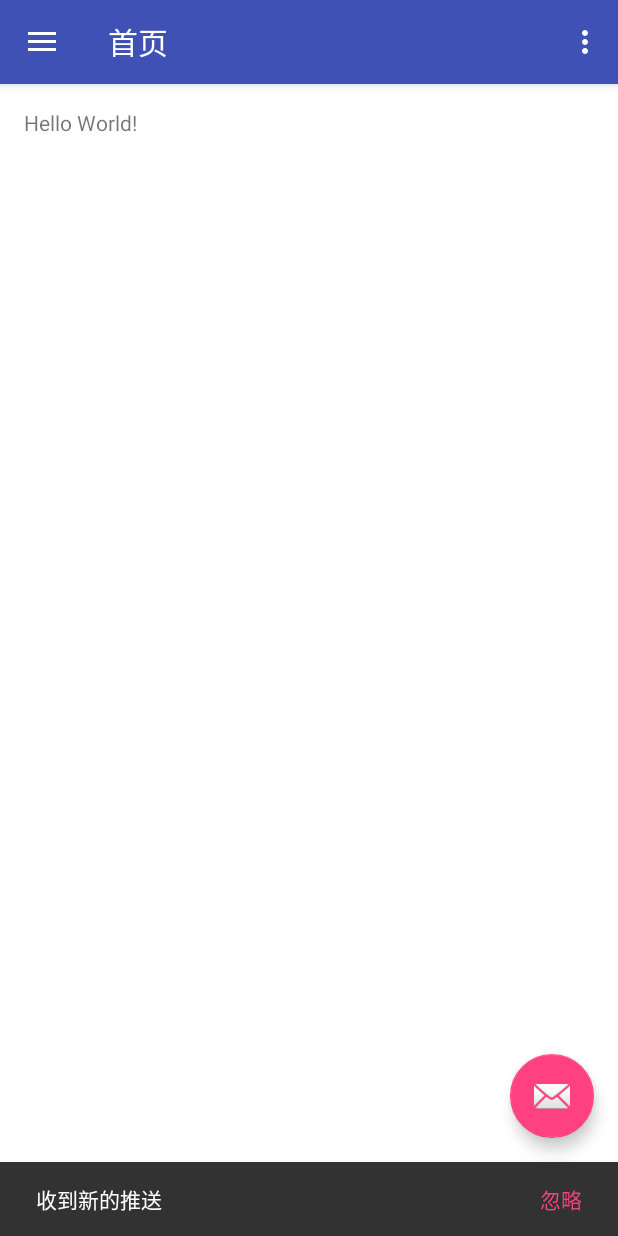
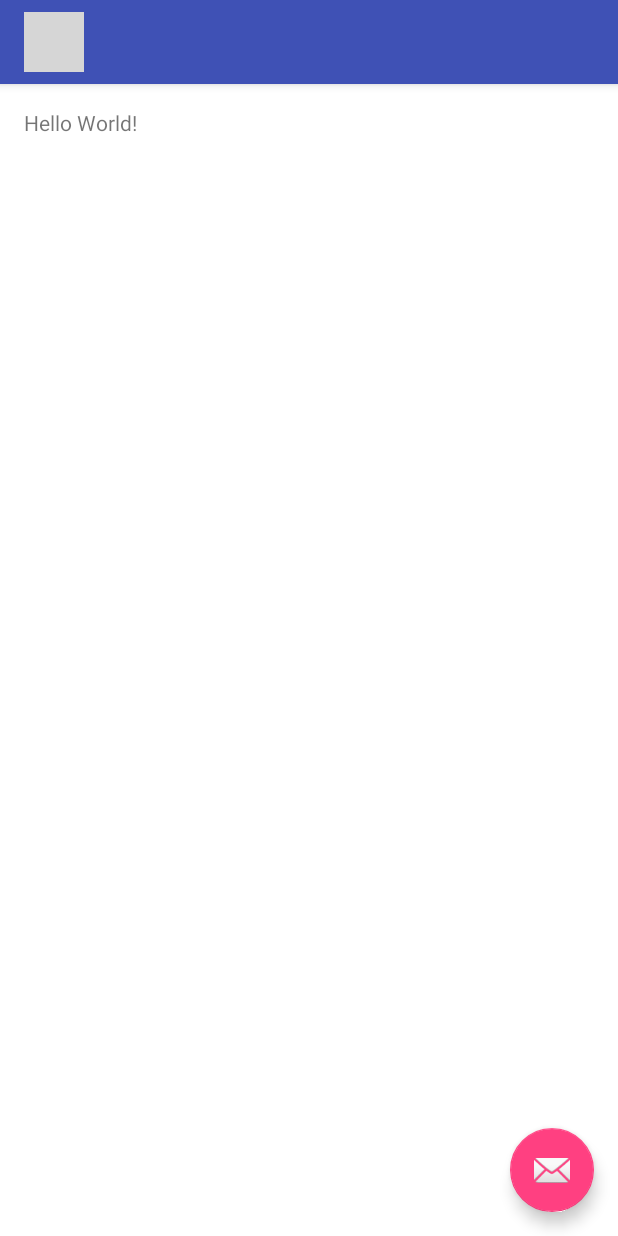
Before and after one commit to ssj64260/MyApp, an Android app: the screen it shows after launch (MainActivity), after a tap on an icon or button, on a phone screen of 412 x 824 dp. Run offline under Robolectric (Android 15) with nearby library versions, the phone set to English and light mode, and no system bars; libraries missing offline, so code that uses them is left out: com.orhanobut.logger; pictures from the network do not load; 3 statements that could not run were skipped; 1 other tap on this screen came first; grey boxes are pictures that could not be loaded.

Commit message:
#自定义toolbar，

```diff
--- a/app/src/main/java/com/example/lenovo/myapp/ui/MainActivity.java
+++ b/app/src/main/java/com/example/lenovo/myapp/ui/MainActivity.java
@@ -1,14 +1,12 @@
 package com.example.lenovo.myapp.ui;
 
 import android.os.Bundle;
+import android.support.annotation.NonNull;
 import android.support.design.widget.FloatingActionButton;
 import android.support.design.widget.NavigationView;
 import android.support.design.widget.Snackbar;
 import android.support.v4.view.GravityCompat;
 import android.support.v4.widget.DrawerLayout;
-import android.support.v7.app.ActionBarDrawerToggle;
-import android.support.v7.widget.Toolbar;
-import android.view.Menu;
 import android.view.MenuItem;
 import android.view.View;
 import android.widget.ImageView;
@@ -34,6 +32,9 @@
     private TextView tvUsername;//侧滑栏用户名
     private TextView tvEmail;//侧滑栏用户邮箱
 
+    private DrawerLayout drawer;
+    private ImageView ivMainAvatar;//主页头像
+
     @Override
     protected void onCreate(Bundle savedInstanceState) {
         super.onCreate(savedInstanceState);
@@ -44,8 +45,8 @@
     }
 
     private void initView() {
-        Toolbar toolbar = (Toolbar) findViewById(R.id.toolbar);
-        setSupportActionBar(toolbar);
+        drawer = (DrawerLayout) findViewById(R.id.drawer_layout);
+        ivMainAvatar = (ImageView) findViewById(R.id.iv_main_avatar);
 
         FloatingActionButton fab = (FloatingActionButton) findViewById(R.id.fab);
         fab.setOnClickListener(new View.OnClickListener() {
@@ -57,15 +58,10 @@
                             public void onClick(View v) {
                                 ToastUtil.toast("忽略了该推送");
                             }
-                        }).show();
+                        })
+                        .show();
             }
         });
-
-        DrawerLayout drawer = (DrawerLayout) findViewById(R.id.drawer_layout);
-        ActionBarDrawerToggle toggle = new ActionBarDrawerToggle(
-                this, drawer, toolbar, R.string.navigation_drawer_open, R.string.navigation_drawer_close);
-        drawer.setDrawerListener(toggle);
-        toggle.syncState();
 
         NavigationView navigationView = (NavigationView) findViewById(R.id.nav_view);
         View headerView = navigationView.inflateHeaderView(R.layout.nav_header_main);
@@ -80,14 +76,34 @@
     }
 
     private void setData() {
+        new Thread(new Runnable() {
+            @Override
+            public void run() {
+                Glide.get(MainActivity.this).clearDiskCache();
+            }
+        }).start();
 
         GlideCircleTransform transform = new GlideCircleTransform(this)
                 .setBorderThickness(10)
                 .setColor(255, 255, 255, 1);
+
         Glide.with(this).load(R.mipmap.app_icon)
                 .transform(transform)
 //                .placeholder(R.mipmap.app_icon)
                 .into(ivAvatar);
+
+        Glide.with(this).load(R.mipmap.app_icon)
+                .transform(new GlideCircleTransform(this))
+                .into(ivMainAvatar);
+
+        ivMainAvatar.setOnClickListener(new View.OnClickListener() {
+            @Override
+            public void onClick(View v) {
+                if (!drawer.isDrawerOpen(GravityCompat.START)) {
+                    drawer.openDrawer(GravityCompat.START);
+                }
+            }
+        });
 
         tvUsername.setText("COKU");
         tvEmail.setText("799536767@qq.com");
@@ -95,7 +111,6 @@
 
     @Override
     public void onBackPressed() {
-        DrawerLayout drawer = (DrawerLayout) findViewById(R.id.drawer_layout);
         if (drawer.isDrawerOpen(GravityCompat.START)) {
             drawer.closeDrawer(GravityCompat.START);
         } else {
@@ -107,28 +122,9 @@
         }
     }
 
-    @Override
-    public boolean onCreateOptionsMenu(Menu menu) {
-        getMenuInflater().inflate(R.menu.main, menu);
-        return true;
-    }
-
-    @Override
-    public boolean onOptionsItemSelected(MenuItem item) {
-
-        int id = item.getItemId();
-
-        if (id == R.id.action_settings) {
-            ToastUtil.toast("settings");
-            return true;
-        }
-
-        return super.onOptionsItemSelected(item);
-    }
-
     @SuppressWarnings("StatementWithEmptyBody")
     @Override
-    public boolean onNavigationItemSelected(MenuItem item) {
+    public boolean onNavigationItemSelected(@NonNull MenuItem item) {
 
         switch (item.getItemId()) {
             case R.id.nav_camera:
@@ -151,7 +147,6 @@
                 break;
         }
 
-        DrawerLayout drawer = (DrawerLayout) findViewById(R.id.drawer_layout);
         drawer.closeDrawer(GravityCompat.START);
         return true;
     }
@@ -205,4 +200,67 @@
             }
         });
     }
+
+
+    ///////////////////////////////////////////////////////////////////////////
+    // 参考代码
+    ///////////////////////////////////////////////////////////////////////////
+    /*private void initToolBar(){
+        drawer = (DrawerLayout) findViewById(R.id.drawer_layout);
+        Toolbar toolbar = (Toolbar) findViewById(R.id.toolbar);
+//        toolbar.setTitle("空白页");
+//        toolbar.setLogo(R.mipmap.ic_launcher);
+//        toolbar.setNavigationIcon(R.mipmap.ic_launcher);
+        toolbar.inflateMenu(R.menu.main);
+        toolbar.setOnMenuItemClickListener(new Toolbar.OnMenuItemClickListener() {
+            @Override
+            public boolean onMenuItemClick(MenuItem item) {
+                int id = item.getItemId();
+
+                if (id == R.id.action_settings) {
+                    ToastUtil.toast("settings");
+                }
+                return true;
+            }
+        });
+
+        int iconWidth = DisplayUtil.getInstance().dip2px(40);
+        int borderWidth = DisplayUtil.getInstance().dip2px(5);
+        ImageView imageView = new ImageView(this);
+        imageView.setLayoutParams(new ViewGroup.LayoutParams(iconWidth, iconWidth));
+        Glide.with(this)
+                .load(R.mipmap.app_icon)
+                .transform(new GlideCircleTransform(this).setBorderThickness(borderWidth).setColor(255, 255, 255, 1))
+                .into(imageView);
+        imageView.setOnClickListener(new View.OnClickListener() {
+            @Override
+            public void onClick(View v) {
+                if (drawer.isDrawerOpen(GravityCompat.START)) {
+                    drawer.closeDrawer(GravityCompat.START);
+                } else {
+                    drawer.openDrawer(GravityCompat.START);
+                }
+            }
+        });
+        toolbar.addView(imageView, 0);
+//        setSupportActionBar(toolbar);
+
+        ActionBarDrawerToggle toggle = new ActionBarDrawerToggle(
+                this, drawer, toolbar, R.string.navigation_drawer_open, R.string.navigation_drawer_close) {
+            @Override
+            public void onDrawerClosed(View drawerView) {
+                super.onDrawerClosed(drawerView);
+                ToastUtil.toast(getString(R.string.navigation_drawer_close));
+            }
+
+            @Override
+            public void onDrawerOpened(View drawerView) {
+                super.onDrawerOpened(drawerView);
+                ToastUtil.toast(getString(R.string.navigation_drawer_open));
+            }
+        };
+        toggle.setDrawerIndicatorEnabled(false);
+//        drawer.setDrawerListener(toggle);
+        toggle.syncState();
+    }*/
 }
--- a/app/src/main/java/com/example/lenovo/myapp/widgets/Glide/GlideCircleTransform.java
+++ b/app/src/main/java/com/example/lenovo/myapp/widgets/Glide/GlideCircleTransform.java
@@ -33,8 +33,8 @@
         return this;
     }
 
-    public GlideCircleTransform setBorderThickness(int borderThickness) {
-        this.borderThickness = borderThickness;
+    public GlideCircleTransform setBorderThickness(int px) {
+        this.borderThickness = px;
         return this;
     }
 
--- a/app/src/main/java/com/example/lenovo/myapp/widgets/Glide/GlideRoundTransform.java
+++ b/app/src/main/java/com/example/lenovo/myapp/widgets/Glide/GlideRoundTransform.java
@@ -41,8 +41,8 @@
         return this;
     }
 
-    public GlideRoundTransform setBorderThickness(int borderThickness) {
-        this.borderThickness = borderThickness;
+    public GlideRoundTransform setBorderThickness(int px) {
+        this.borderThickness = px;
         return this;
     }
 
--- a/app/src/main/res/layout/activity_main.xml
+++ b/app/src/main/res/layout/activity_main.xml
@@ -4,8 +4,7 @@
     android:id="@+id/drawer_layout"
     android:layout_width="match_parent"
     android:layout_height="match_parent"
-    android:background="@color/colorPrimaryDark"
-    tools:openDrawer="start">
+    android:background="@color/colorPrimaryDark">
 
     <include
         layout="@layout/app_bar_main"
--- a/app/src/main/res/layout/app_bar_main.xml
+++ b/app/src/main/res/layout/app_bar_main.xml
@@ -7,17 +7,33 @@
     android:fitsSystemWindows="true"
     tools:context="com.example.lenovo.myapp.ui.MainActivity">
 
+
     <android.support.design.widget.AppBarLayout
         android:layout_width="match_parent"
         android:layout_height="wrap_content"
         android:theme="@style/AppTheme.AppBarOverlay">
 
-        <android.support.v7.widget.Toolbar
-            android:id="@+id/toolbar"
+        <!--<android.support.v7.widget.Toolbar-->
+        <!--android:id="@+id/toolbar"-->
+        <!--android:layout_width="match_parent"-->
+        <!--android:layout_height="?attr/actionBarSize"-->
+        <!--android:background="?attr/colorPrimary"-->
+        <!--app:popupTheme="@style/AppTheme.PopupOverlay" />-->
+
+        <RelativeLayout
             android:layout_width="match_parent"
             android:layout_height="?attr/actionBarSize"
-            android:background="?attr/colorPrimary"
-            app:popupTheme="@style/AppTheme.PopupOverlay" />
+            android:background="?attr/colorPrimary">
+
+            <ImageView
+                android:id="@+id/iv_main_avatar"
+                android:layout_width="@dimen/main_avatar_width"
+                android:layout_height="@dimen/main_avatar_height"
+                android:layout_centerVertical="true"
+                android:layout_marginLeft="@dimen/activity_horizontal_margin"
+                android:scaleType="centerCrop"
+                android:src="@mipmap/app_icon" />
+        </RelativeLayout>
 
     </android.support.design.widget.AppBarLayout>
 
--- a/app/src/main/res/menu/activity_main_drawer.xml
+++ b/app/src/main/res/menu/activity_main_drawer.xml
@@ -1,7 +1,7 @@
 <?xml version="1.0" encoding="utf-8"?>
 <menu xmlns:android="http://schemas.android.com/apk/res/android">
 
-    <group android:checkableBehavior="single">
+    <group android:checkableBehavior="none">
         <item
             android:id="@+id/nav_camera"
             android:icon="@drawable/ic_menu_camera"
--- a/app/src/main/res/values/dimens.xml
+++ b/app/src/main/res/values/dimens.xml
@@ -9,6 +9,9 @@
     <dimen name="activity_vertical_margin">16dp</dimen>
     <dimen name="fab_margin">16dp</dimen>
 
+    <dimen name="main_avatar_width">40dp</dimen>
+    <dimen name="main_avatar_height">40dp</dimen>
+
     <dimen name="textsize_16sp">16sp</dimen>
 
 </resources>
```
Also changed, not shown: app/src/main/java/com/example/lenovo/myapp/utils/DisplayUtil.java (+29 -26 lines).
